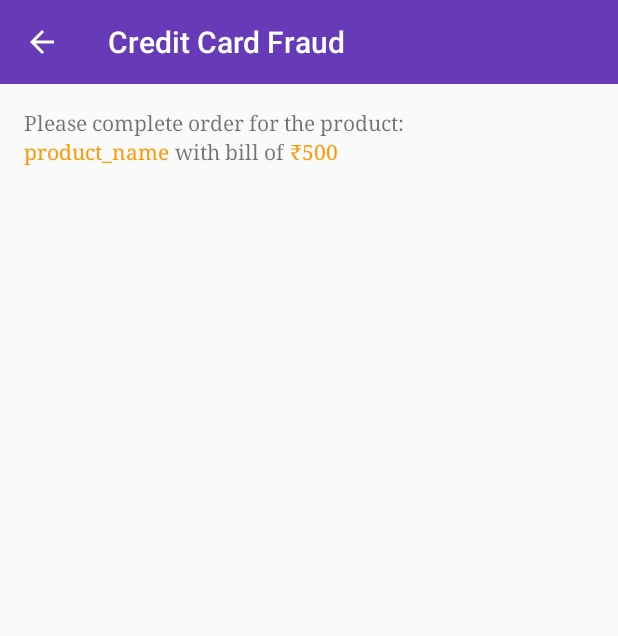
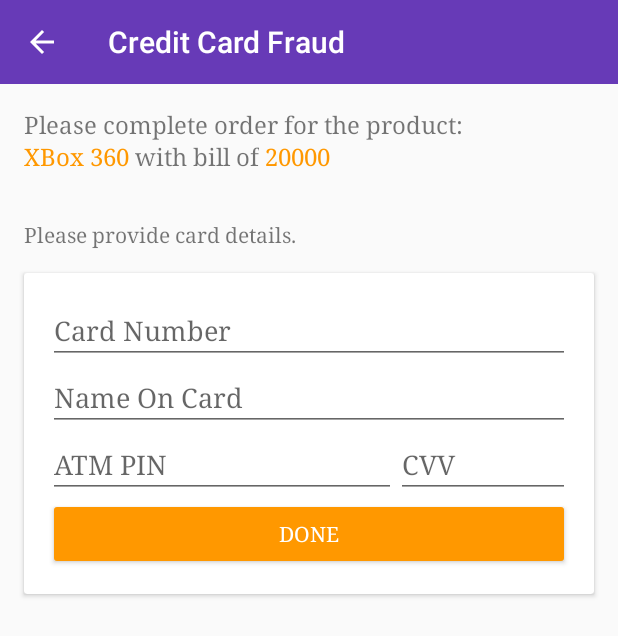
Before and after one commit to webianks/AnoTech-Android, an Android app: the CreditCardFraud screen opened directly, with no data from a screen before it, on a phone screen of 412 x 824 dp. Shown: the top 636 px of the screen. Run offline under Robolectric (Android 15) with nearby library versions, the phone set to English and light mode, and no system bars.

Commit message:
Improved ux/logic for Credit_Card_Fraud

```diff
--- a/app/src/main/java/com/webianks/anotech/test_classes/CreditCardFraud.java
+++ b/app/src/main/java/com/webianks/anotech/test_classes/CreditCardFraud.java
@@ -3,19 +3,20 @@ package com.webianks.anotech.test_classes;
 import android.annotation.SuppressLint;
 import android.app.ProgressDialog;
 import android.content.ContentValues;
-import android.content.Intent;
 import android.database.Cursor;
 import android.database.sqlite.SQLiteDatabase;
 import android.os.AsyncTask;
 import android.os.Bundle;
 import android.support.annotation.Nullable;
-import android.support.design.widget.TextInputEditText;
 import android.support.v7.app.AppCompatActivity;
 import android.support.v7.widget.Toolbar;
 import android.util.Log;
 import android.view.Menu;
 import android.view.MenuItem;
 import android.view.View;
+import android.widget.Button;
+import android.widget.EditText;
+import android.widget.TextView;
 import android.widget.Toast;
 
 import com.webianks.anotech.R;
@@ -23,15 +24,12 @@ import com.webianks.anotech.data.TransactionData;
 import com.webianks.anotech.data.TransactionInMonth;
 import com.webianks.anotech.database.AnotechDBHelper;
 import com.webianks.anotech.database.Contract;
-import com.webianks.anotech.database.Projections;
-import com.webianks.anotech.screens.ResultsActivity;
 
+import java.text.SimpleDateFormat;
 import java.util.ArrayList;
-import java.util.Arrays;
 import java.util.Calendar;
 import java.util.GregorianCalendar;
 import java.util.List;
-import java.util.Map;
 
 /**
  * Created by R Ankit on 27-03-2017.
@@ -44,6 +42,13 @@ public class CreditCardFraud extends AppCompatActivity implements View.OnClickLi
     private ProgressDialog progressDialog;
     private boolean found;
     private StringBuilder outlierText;
+    private TextView productNameTV;
+    private TextView billTV;
+    private String[] productNames = {"iPhone 7", "Mi Band 2", "Cool Chino", "White Tie", "XBox 360", "Sandisk SD"};
+    private String[] bill = {"53000", "1999", "799", "150", "20000", "1700"};
+    private EditText cardNumberET;
+    private Button insertBT;
+    private int number;
 
     @Override
     protected void onCreate(@Nullable Bundle savedInstanceState) {
@@ -59,6 +64,18 @@ public class CreditCardFraud extends AppCompatActivity implements View.OnClickLi
         setSupportActionBar(toolbar);
         getSupportActionBar().setDisplayHomeAsUpEnabled(true);
 
+        billTV = (TextView) findViewById(R.id.bill);
+        productNameTV = (TextView) findViewById(R.id.product_name);
+        cardNumberET = (EditText) findViewById(R.id.card_number);
+        insertBT = (Button) findViewById(R.id.insert);
+
+        insertBT.setOnClickListener(this);
+
+
+        number = 1 + (int) (Math.random() * productNames.length);
+
+        productNameTV.setText(productNames[number - 1]);
+        billTV.setText(bill[number - 1]);
 
         progressDialog = new ProgressDialog(this);
         progressDialog.setTitle("Anomaly Test");
@@ -216,7 +233,7 @@ public class CreditCardFraud extends AppCompatActivity implements View.OnClickLi
                             + " with payments as : " + transactionInMonthsList.get(i).getCount().get(j));
 
                     outlierText.append("Abnormal count of payments by card : " + transactionInMonthsList.get(i).getCardNumber()
-                            + " with payments as : " + transactionInMonthsList.get(i).getCount().get(j)+"\n");
+                            + " with payments as : " + transactionInMonthsList.get(i).getCount().get(j) + "\n");
                 }
             }
 
@@ -224,13 +241,19 @@ public class CreditCardFraud extends AppCompatActivity implements View.OnClickLi
 
         progressDialog.dismiss();
 
-        if (found){
+        if (found) {
 
-            Intent intent = new Intent(this, ResultsActivity.class);
-            intent.putExtra("type", "credit_card");
-            intent.putExtra("reason", getString(R.string.credit_fraud_reason)+normalCount);
-            intent.putExtra("outlier", outlierText.toString());
-            startActivity(intent);
+            AnotechDBHelper dbHelper = new AnotechDBHelper(this);
+            SQLiteDatabase databaseWritable = dbHelper.getWritableDatabase();
+
+            ContentValues contentValues = new ContentValues();
+            contentValues.put(Contract.AnomalyEntry.TYPE, "credit_card");
+            contentValues.put(Contract.AnomalyEntry.FILE, "none");
+            contentValues.put(Contract.AnomalyEntry.REASON, getString(R.string.credit_fraud_reason) + normalCount);
+            contentValues.put(Contract.AnomalyEntry.OUTLIER, outlierText.toString());
+
+            long code = databaseWritable.insert(Contract.TABLE_ANOMALY, null, contentValues);
+
         }
 
     }
@@ -260,35 +283,47 @@ public class CreditCardFraud extends AppCompatActivity implements View.OnClickLi
 
     private void insertNow() {
 
-        String card_number = "";
-        String amount = "";
-        String payment_date = "";
-        String customer_number = "";
+        String card_numberET = cardNumberET.getText().toString();
+        String card_number;
 
+        if (card_numberET.trim().length() == 13) {
+            card_number = card_numberET.substring(card_numberET.length() - 5);
+        } else {
+            Toast.makeText(this, "Please enter valid card number", Toast.LENGTH_SHORT).show();
+            return;
+        }
 
-        if (card_number.trim().length() > 0 &&
-                amount.trim().length() > 0 &&
-                payment_date.trim().length() > 0 &&
-                customer_number.trim().length() > 0) {
+        Calendar c = Calendar.getInstance();
+        SimpleDateFormat df = new SimpleDateFormat("yyyy-MM-dd");
+        String payment_date = df.format(c.getTime());
+
+        if (card_number.trim().length() > 0) {
 
 
             AnotechDBHelper dbHelper = new AnotechDBHelper(this);
             SQLiteDatabase database = dbHelper.getWritableDatabase();
 
+            Cursor cursor = database.query(Contract.TABLE_PAYMENTS, null, null, null, null, null, null);
+
+            String customer_number = "1";
+
+            if (cursor.moveToLast()) {
+                customer_number = String.valueOf(cursor.getInt(cursor.getColumnIndex(Contract.PaymentsEntry.CUSTOMER_NUMBER)) + 1);
+            }
 
             ContentValues contentValues = new ContentValues();
             contentValues.put(Contract.PaymentsEntry.CUSTOMER_NUMBER, Integer.valueOf(customer_number));
             contentValues.put(Contract.PaymentsEntry.CARD_NUMBER, Integer.valueOf(card_number));
             contentValues.put(Contract.PaymentsEntry.PAYMENT_DATE, payment_date);
-            contentValues.put(Contract.PaymentsEntry.AMOUNT, Integer.valueOf(amount));
-
+            contentValues.put(Contract.PaymentsEntry.AMOUNT, bill[number - 1]);
 
             long code = database.insert(Contract.TABLE_PAYMENTS, null, contentValues);
 
 
-            if (code > 0)
+            if (code > 0) {
+                new DatabaseTask().execute();
                 Toast.makeText(this, getString(R.string.done), Toast.LENGTH_LONG).show();
-            else
+            } else
                 Log.d(CreditCardFraud.class.getSimpleName(), "insertNow: " + code);
 
             database.close();
@@ -302,8 +337,6 @@ public class CreditCardFraud extends AppCompatActivity implements View.OnClickLi
 
         if (item.getItemId() == android.R.id.home)
             finish();
-        else if (item.getItemId() == R.id.run_check)
-            new DatabaseTask().execute();
 
         return super.onOptionsItemSelected(item);
     }
--- a/app/src/main/res/layout/credit_card_anomaly.xml
+++ b/app/src/main/res/layout/credit_card_anomaly.xml
@@ -2,6 +2,7 @@
 <LinearLayout xmlns:android="http://schemas.android.com/apk/res/android"
     android:layout_width="match_parent"
     android:layout_height="wrap_content"
+    xmlns:app="http://schemas.android.com/apk/res-auto"
     android:focusableInTouchMode="true"
     android:orientation="vertical">
 
@@ -32,15 +33,20 @@
                     android:id="@+id/complete_order"
                     android:layout_width="wrap_content"
                     android:layout_height="wrap_content"
+                    android:textSize="16sp"
                     android:text="@string/complete_order" />
 
                 <TextView
                     android:id="@+id/product_name"
                     android:layout_width="wrap_content"
                     android:layout_height="wrap_content"
-                    android:layout_below="@id/complete_order"
                     android:text="@string/product_name"
-                    android:textColor="@color/colorAccent" />
+                    android:textSize="16sp"
+                    android:textColor="@color/colorAccent"
+                    android:layout_alignBaseline="@+id/with_bill"
+                    android:layout_alignBottom="@+id/with_bill"
+                    android:layout_alignParentLeft="true"
+                    android:layout_alignParentStart="true" />
 
 
                 <TextView
@@ -50,6 +56,7 @@
                     android:layout_below="@id/complete_order"
                     android:layout_marginLeft="4dp"
                     android:layout_marginRight="4dp"
+                    android:textSize="16sp"
                     android:layout_toRightOf="@id/product_name"
                     android:text="@string/with_bill" />
 
@@ -60,10 +67,90 @@
                     android:layout_below="@id/complete_order"
                     android:layout_toRightOf="@id/with_bill"
                     android:text="@string/bill"
+                    android:textSize="16sp"
                     android:textColor="@color/colorAccent" />
 
 
             </RelativeLayout>
+
+            <TextView
+                android:layout_width="wrap_content"
+                android:layout_height="wrap_content"
+                android:layout_margin="16dp"
+                android:text="@string/card_details"
+                />
+
+            <android.support.v7.widget.CardView
+                android:layout_width="match_parent"
+                android:layout_height="wrap_content"
+                android:layout_marginLeft="16dp"
+                android:layout_marginRight="16dp"
+                android:layout_marginBottom="16dp"
+                app:cardBackgroundColor="@color/white"
+                >
+
+                <LinearLayout
+                    android:layout_width="match_parent"
+                    android:layout_height="wrap_content"
+                    android:orientation="vertical"
+                    android:layout_margin="16dp"
+                    >
+
+                    <EditText
+                        android:id="@+id/card_number"
+                        android:layout_width="match_parent"
+                        android:layout_height="wrap_content"
+                        android:hint="@string/p_card_number"
+                        android:inputType="number"
+                        android:maxLength="13"
+                        />
+
+                    <EditText
+                        android:layout_width="match_parent"
+                        android:layout_height="wrap_content"
+                        android:hint="@string/name_on_card"
+                        />
+
+                    <LinearLayout
+                        android:layout_width="match_parent"
+                        android:layout_height="wrap_content"
+                        android:orientation="horizontal"
+                        android:weightSum="3"
+                        >
+
+                        <EditText
+                            android:layout_width="0dp"
+                            android:layout_height="wrap_content"
+                            android:layout_weight="2"
+                            android:hint="@string/atm_pin"
+                            android:inputType="number"
+                            android:maxLength="4"
+                            />
+
+                        <EditText
+                            android:layout_width="0dp"
+                            android:layout_height="wrap_content"
+                            android:layout_weight="1"
+                            android:hint="@string/cvv"
+                            android:inputType="number"
+                            android:maxLength="3"
+                            />
+
+                    </LinearLayout>
+
+                    <Button
+                        android:id="@+id/insert"
+                        android:theme="@style/ButtonTheme"
+                        android:layout_width="match_parent"
+                        android:layout_height="wrap_content"
+                        android:text="@string/done"
+                        />
+
+                </LinearLayout>
+
+
+
+            </android.support.v7.widget.CardView>
 
         </LinearLayout>
 
--- a/app/src/main/res/values/strings.xml
+++ b/app/src/main/res/values/strings.xml
@@ -16,7 +16,7 @@
     <string name="table_columns">Table Columns</string>
     <string name="attribute_name">attributeName</string>
     <string name="attribute_type"><![CDATA[<type>]]></string>
-    <string name="done">Done.</string>
+    <string name="done">Done</string>
     <string name="run_test">RUN TEST</string>
     <string name="orders">Orders</string>
     <string name="order_date">orderDate</string>
@@ -3430,5 +3430,10 @@ CREATE TABLE `movie_transactions` (
     <string name="product_name">product_name </string>
     <string name="with_bill"> with bill of </string>
     <string name="bill">₹500</string>
+    <string name="card_details">Please provide card details.</string>
+    <string name="p_card_number">Card Number</string>
+    <string name="name_on_card">Name On Card</string>
+    <string name="atm_pin">ATM PIN</string>
+    <string name="cvv">CVV</string>
 
 </resources>
```
Also changed, not shown: app/src/main/java/com/webianks/anotech/database/Contract.java (+0 -37 lines), app/src/main/res/layout/data_structure.xml (deleted, +0 -24 lines), app/src/main/res/layout/structure_viewer.xml (deleted, +0 -27 lines), app/src/main/res/layout/wrong_ticket.xml (deleted, +0 -108 lines), app/src/main/res/layout/wrong_transactions.xml (deleted, +0 -108 lines).
